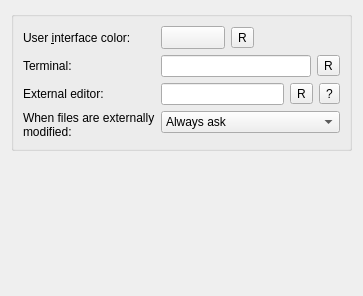
qt-creator/qt-creator, file src/plugins/coreplugin/generalsettings.ui: the form before one commit.
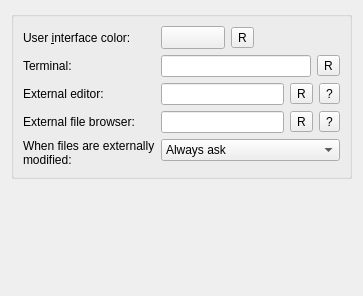
The form after the commit. Icons and pictures are not drawn. Custom widgets are drawn as their Qt base class.

Commit message:
Make it possible to set the external file browser on unix.
xdg-open is not available everywhere and fails when no DE is running.

```diff
--- a/src/plugins/coreplugin/generalsettings.ui
+++ b/src/plugins/coreplugin/generalsettings.ui
@@ -14,6 +14,9 @@
    <item>
     <widget class="QGroupBox" name="groupBox">
      <layout class="QFormLayout" name="formLayout">
+      <property name="fieldGrowthPolicy">
+       <enum>QFormLayout::AllNonFixedFieldsGrow</enum>
+      </property>
       <property name="rowWrapPolicy">
        <enum>QFormLayout::WrapLongRows</enum>
       </property>
@@ -141,6 +144,13 @@
        </layout>
       </item>
       <item row="3" column="0">
+       <widget class="QLabel" name="externalFileBrowserLabel">
+        <property name="text">
+         <string>External file browser:</string>
+        </property>
+       </widget>
+      </item>
+      <item row="4" column="0">
        <widget class="QLabel" name="modifiedLabel">
         <property name="text">
          <string>When files are externally modified:</string>
@@ -150,7 +160,7 @@
         </property>
        </widget>
       </item>
-      <item row="3" column="1">
+      <item row="4" column="1">
        <widget class="QComboBox" name="reloadBehavior">
         <property name="sizePolicy">
          <sizepolicy hsizetype="MinimumExpanding" vsizetype="Fixed">
@@ -178,6 +188,38 @@
         </item>
        </widget>
       </item>
+      <item row="3" column="1">
+       <layout class="QHBoxLayout" name="horizontalLayout">
+        <item>
+         <layout class="QHBoxLayout" name="horizontalLayout_2">
+          <item>
+           <widget class="QLineEdit" name="externalFileBrowserEdit"/>
+          </item>
+          <item>
+           <widget class="QToolButton" name="resetFileBrowserButton">
+            <property name="toolTip">
+             <string>Reset to default</string>
+            </property>
+            <property name="text">
+             <string>R</string>
+            </property>
+            <property name="icon">
+             <iconset resource="core.qrc">
+              <normaloff>:/core/images/reset.png</normaloff>:/core/images/reset.png</iconset>
+            </property>
+           </widget>
+          </item>
+          <item>
+           <widget class="QToolButton" name="helpExternalFileBrowserButton">
+            <property name="text">
+             <string>?</string>
+            </property>
+           </widget>
+          </item>
+         </layout>
+        </item>
+       </layout>
+      </item>
      </layout>
     </widget>
    </item>
```
Left out of the diff: 2 changed lines with no effect on the pictures. The commit also changes 6 other files.
